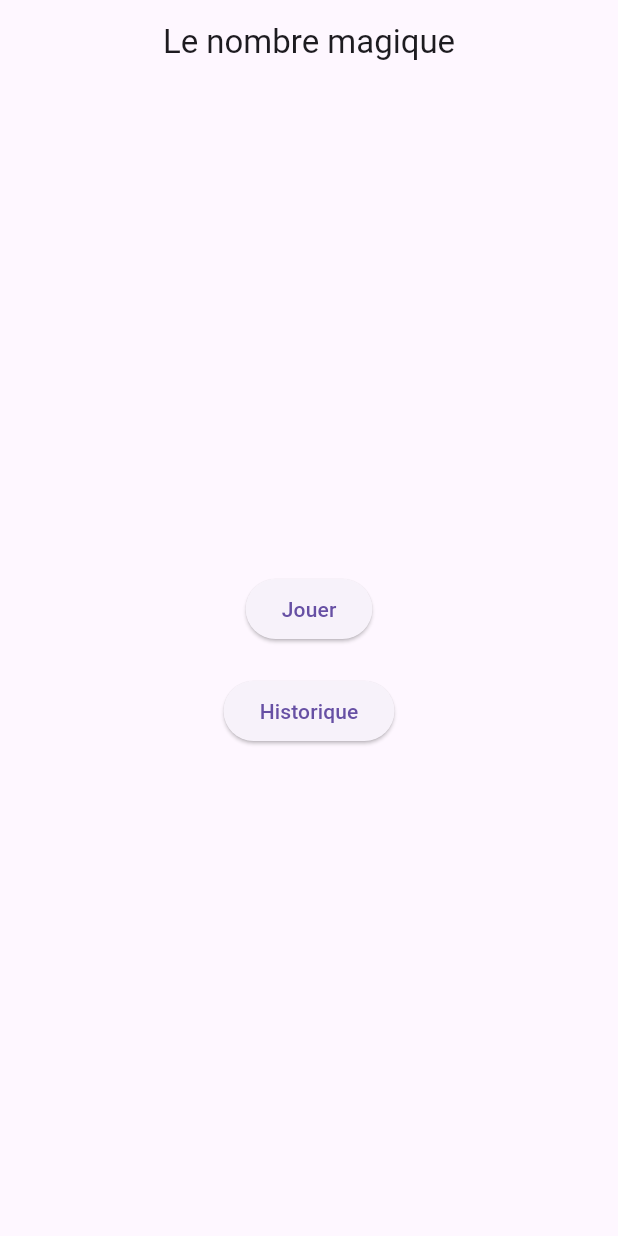
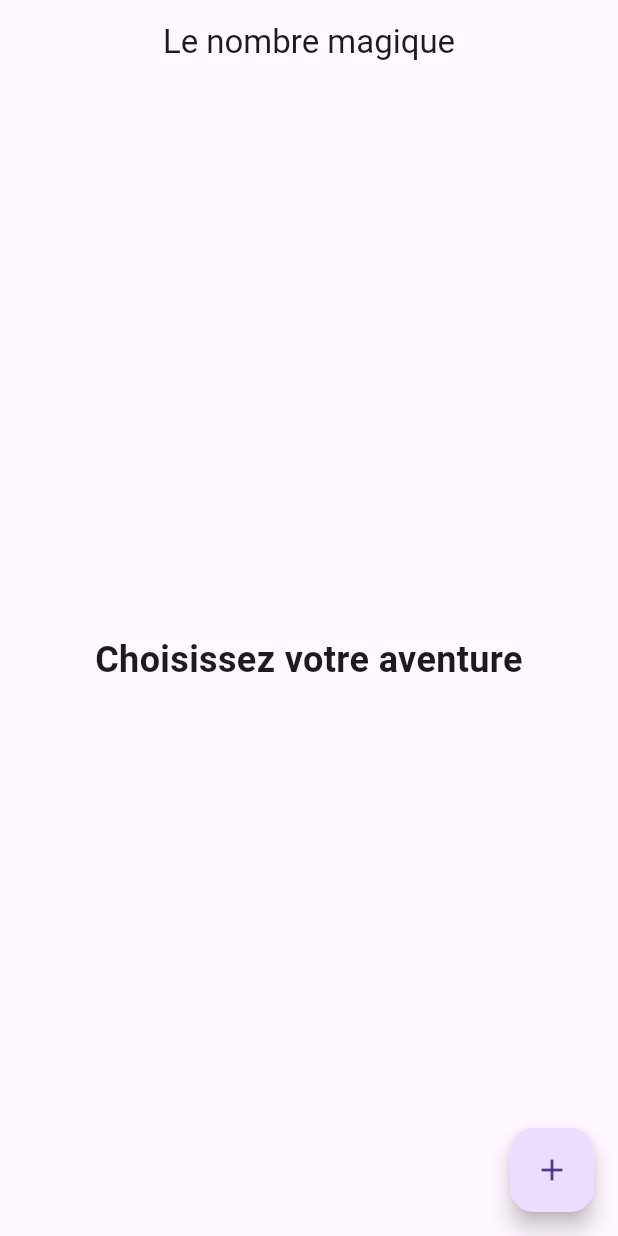
Before and after one commit to QuentinDroucheau/Mobile-TP, a Flutter app: the screen it shows after launch, on a phone screen of 412 x 824 dp. Run offline on Flutter 3.47's test engine with Material 3 defaults, Android fonts, the phone set to English and light mode, and no system bars.

Commit message:
front de la page des aventures fait

```diff
--- a/lib/main.dart
+++ b/lib/main.dart
@@ -1,7 +1,7 @@
 import 'package:flutter/material.dart';
 import 'package:mobile_tp/screens/MysteryNumberApp.dart';
-import 'package:mobile_tp/screens/Home.dart';
+import 'package:mobile_tp/screens/PageAventures.dart';
 
 void main() {
-  runApp(MaterialApp(home: Home(),));
+  runApp(MaterialApp(home: PageAventures(),));
 }
--- /dev/null
+++ b/lib/screens/PageAventures.dart
@@ -0,0 +1,69 @@
+import 'package:flutter/material.dart';
+
+class PageAventures extends StatefulWidget {
+  @override
+  _PageAventuresState createState() => _PageAventuresState();
+}
+
+class _PageAventuresState extends State<PageAventures> {
+  List<String> aventures = [];
+
+  @override
+  Widget build(BuildContext context) {
+    return Scaffold(
+      appBar: AppBar(
+        title: Text('Le nombre magique'),
+        centerTitle: true,
+      ),
+      body: Center(
+        child: SingleChildScrollView(
+          child: Column(
+                  mainAxisAlignment: MainAxisAlignment.center,
+                  children: <Widget>[
+                    Text(
+                      'Choisissez votre aventure',
+                      style: TextStyle(fontSize: 24, fontWeight: FontWeight.bold),
+                      textAlign: TextAlign.center,
+                    ),
+                    ...aventures.map((nom) {
+                      return Card(
+                        child: ListTile(
+                          title: Center(child: Text(nom)),
+                        ),
+                      );
+                    }).toList(),
+                  ],
+                ),
+        ),
+      ),
+      floatingActionButton: FloatingActionButton(
+        onPressed: () async {
+          final nom = await showDialog<String>(
+            context: context,
+            builder: (BuildContext context) {
+              return AlertDialog(
+                title: Text('Créez une aventure'),
+                content: TextField(
+                  autofocus: true,
+                  decoration: InputDecoration(
+                    labelText: 'Nom',
+                  ),
+                  onSubmitted: (value) {
+                    Navigator.of(context).pop(value);
+                  },
+                ),
+              );
+            },
+          );
+
+          if (nom != null) {
+            setState(() {
+              aventures.add(nom);
+            });
+          }
+        },
+        child: Icon(Icons.add),
+      ),
+    );
+  }
+}
--- a/lib/screens/ProgressionPage.dart
+++ b/lib/screens/PageNiveaux.dart
@@ -1,10 +1,10 @@
 import 'package:flutter/material.dart';
 
-class ProgressionPage extends StatelessWidget {
+class PageNiveaux extends StatelessWidget {
   final int totalNiveaux;
   final int niveauxCompletes;
 
-  ProgressionPage({required this.totalNiveaux, required this.niveauxCompletes});
+  PageNiveaux({required this.totalNiveaux, required this.niveauxCompletes});
 
   @override
   Widget build(BuildContext context) {
```
